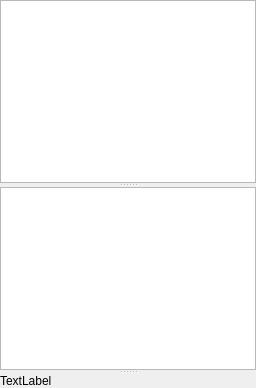
Qt form debugger/registerdisplaydialog.ui (christopherpow/nesicide) before a commit.
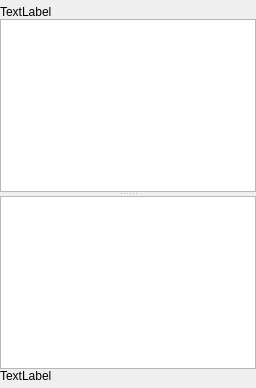
The same form after that commit.

The edit to the form file:
```diff
--- a/debugger/registerdisplaydialog.ui
+++ b/debugger/registerdisplaydialog.ui
@@ -17,9 +17,25 @@
    <property name="spacing">
     <number>0</number>
    </property>
-   <property name="margin">
+   <property name="leftMargin">
     <number>0</number>
    </property>
+   <property name="topMargin">
+    <number>5</number>
+   </property>
+   <property name="rightMargin">
+    <number>0</number>
+   </property>
+   <property name="bottomMargin">
+    <number>5</number>
+   </property>
+   <item>
+    <widget class="QLabel" name="info">
+     <property name="text">
+      <string>TextLabel</string>
+     </property>
+    </widget>
+   </item>
    <item>
     <widget class="QSplitter" name="splitter">
      <property name="orientation">
@@ -89,17 +105,13 @@
        <number>23</number>
       </attribute>
      </widget>
+    </widget>
+   </item>
+   <item>
      <widget class="QLabel" name="label">
-      <property name="frameShape">
-       <enum>QFrame::NoFrame</enum>
-      </property>
       <property name="text">
        <string>TextLabel</string>
       </property>
-      <property name="indent">
-       <number>0</number>
-      </property>
-     </widget>
     </widget>
    </item>
   </layout>
```
Lines whose indentation alone changed are shown as unchanged.
